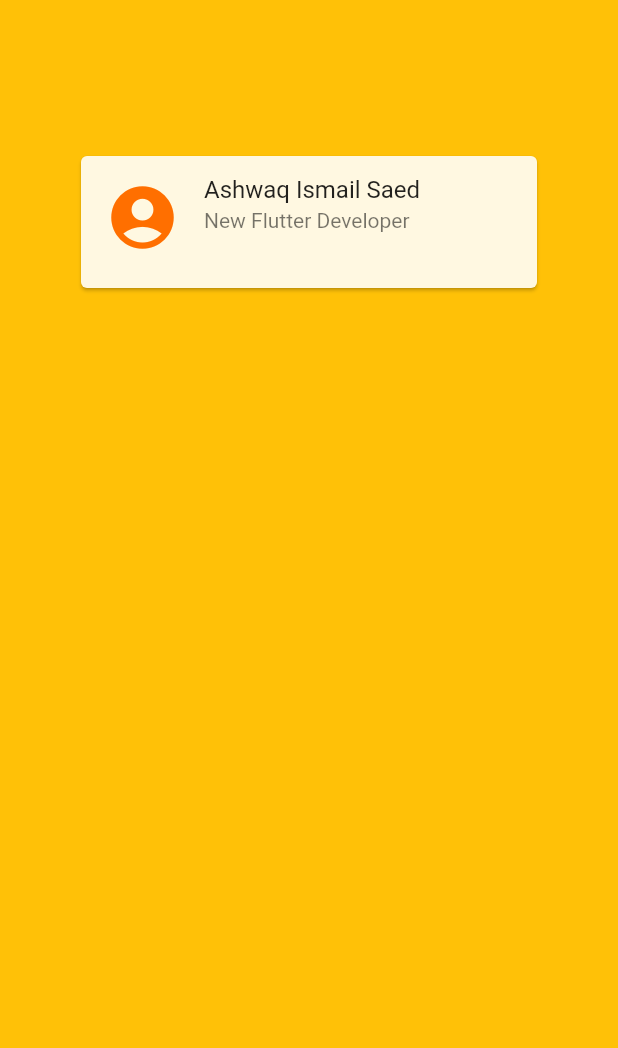
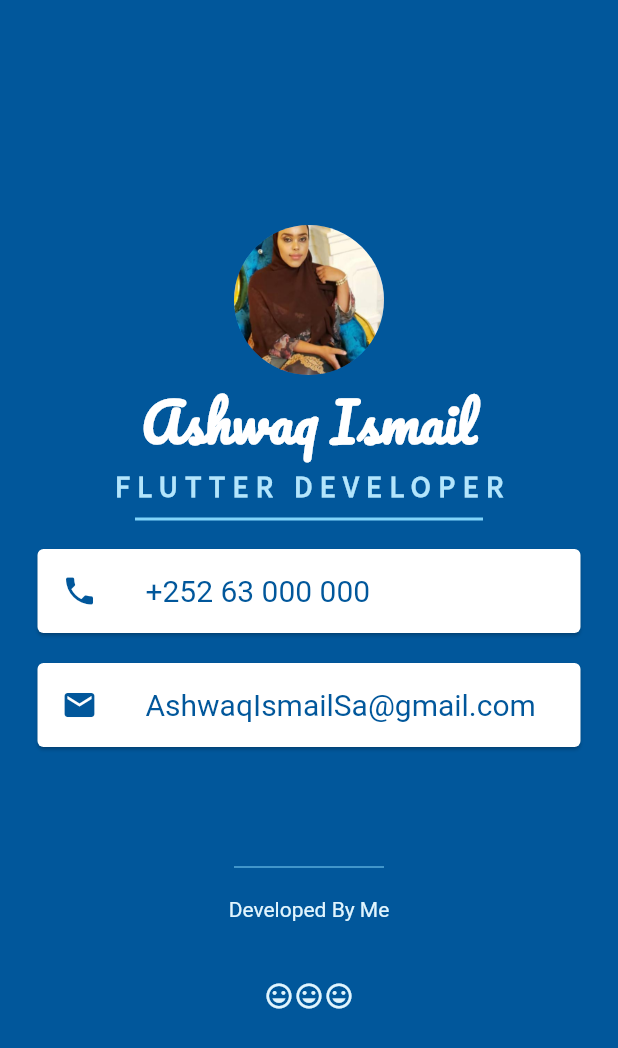
Before and after one commit to AshwaqIsmail/profile_info, a Flutter app: the screen it shows after launch, on a phone screen of 412 x 824 dp. Shown: the top 1048 px of the screen. Run offline on Flutter 3.47's test engine with Material 2 defaults, Android fonts, the phone set to English and light mode, and no system bars.

Commit message:
i finish the profile project, i add alot of widgets on it

```diff
--- a/lib/main.dart
+++ b/lib/main.dart
@@ -10,24 +10,112 @@ class MyApp extends StatelessWidget {
   Widget build(BuildContext context) {
     return MaterialApp(
       home: Scaffold(
-        backgroundColor: Colors.amber,
+        backgroundColor: Colors.lightBlue[900],
         body: SafeArea(
-            child: Padding(
-                padding:
-                    EdgeInsets.symmetric(horizontal: 50.0, vertical: 100.0),
-                child: Card(
-                  color: Colors.amber.shade50,
-                  child: ListTile(
-                    leading: Icon(
-                      Icons.account_circle_sharp,
-                      color: Colors.amber.shade900,
-                      size: 50.0,
+          child: Column(
+            mainAxisAlignment: MainAxisAlignment.center,
+            children: [
+              CircleAvatar(
+                radius: 50.0,
+                backgroundImage: AssetImage('Images/picture.jpeg'),
+              ),
+              Text(
+                "Ashwaq Ismail",
+                style: TextStyle(
+                  fontFamily: 'Pacifico',
+                  fontSize: 35.0,
+                  color: Colors.white,
+                  fontWeight: FontWeight.bold,
+                ),
+              ),
+              Text(
+                "FLUTTER DEVELOPER",
+                style: TextStyle(
+                    fontFamily: 'SourceSansPro',
+                    fontSize: 20.0,
+                    color: Colors.lightBlue.shade100,
+                    fontWeight: FontWeight.bold,
+                    letterSpacing: 5.0),
+              ),
+              SizedBox(
+                height: 20,
+                child: Divider(
+                  color: Colors.lightBlue.shade200,
+                  thickness: 2.0,
+                  indent: 90.0,
+                  endIndent: 90.0,
+                ),
+              ),
+              Card(
+                margin: EdgeInsets.symmetric(horizontal: 25.0, vertical: 10.0),
+                child: ListTile(
+                  leading: Icon(Icons.phone, color: Colors.lightBlue.shade900),
+                  title: Text(
+                    '+252 63 000 000 ',
+                    style: TextStyle(
+                        fontSize: 20.0, color: Colors.lightBlue.shade900),
+                  ),
+                ),
+              ),
+              Card(
+                margin: EdgeInsets.symmetric(horizontal: 25.0, vertical: 10.0),
+                child: ListTile(
+                  leading: Icon(Icons.email, color: Colors.lightBlue.shade900),
+                  title: Text(
+                    'AshwaqIsmailSa@gmail.com',
+                    style: TextStyle(
+                        fontSize: 20.0, color: Colors.lightBlue.shade900),
+                  ),
+                ),
+              ),
+              SizedBox(
+                height: 50.0,
+              ),
+              SizedBox(
+                  height: 40.0,
+                  width: 100.0,
+                  child: Divider(
+                    color: Colors.lightBlue.shade200,
+                  )),
+              Container(
+                child: Text(
+                  "Developed By Me",
+                  style: TextStyle(color: Colors.lightBlue.shade50),
+                ),
+              ),
+              SizedBox(
+                height: 40.0,
+                width: 100.0,
+              ),
+              Row(
+                mainAxisAlignment: MainAxisAlignment.center,
+                children: [
+                  Container(
+                    child: Icon(
+                      Icons.mood,
+                      size: 20.0,
+                      color: Colors.lightBlue.shade50,
                     ),
-                    title: Text("Ashwaq Ismail Saed"),
-                    subtitle: Text("New Flutter Developer"),
-                    isThreeLine: true,
                   ),
-                ))),
+                  Container(
+                    child: Icon(
+                      Icons.mood,
+                      size: 20.0,
+                      color: Colors.lightBlue.shade50,
+                    ),
+                  ),
+                  Container(
+                    child: Icon(
+                      Icons.mood,
+                      size: 20.0,
+                      color: Colors.lightBlue.shade50,
+                    ),
+                  ),
+                ],
+              )
+            ],
+          ),
+        ),
       ),
     );
   }
```
Also changed, not shown: pubspec.yaml (+10 -19 lines), Images/picture.jpeg (added), fonts/Pacifico-Regular.ttf (added), fonts/SourceSansPro-Black.ttf (added), fonts/SourceSansPro-BlackItalic.ttf (added), fonts/SourceSansPro-Bold.ttf (added), fonts/SourceSansPro-BoldItalic.ttf (added), fonts/SourceSansPro-ExtraLight.ttf (added), fonts/SourceSansPro-ExtraLightItalic.ttf (added), fonts/SourceSansPro-Italic.ttf (added), fonts/SourceSansPro-Light.ttf (added), fonts/SourceSansPro-LightItalic.ttf (added), fonts/SourceSansPro-Regular.ttf (added), fonts/SourceSansPro-SemiBold.ttf (added), 1 more files.
